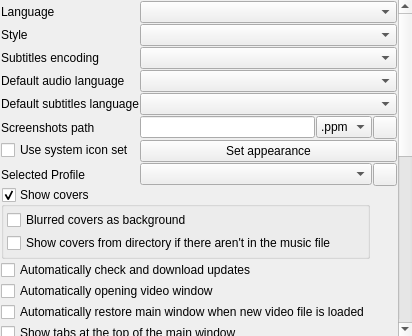
This is src/gui/Ui/SettingsGeneral.ui in zaps166/QMPlay2 as Qt 5 draws it before an edit. The edited form follows.
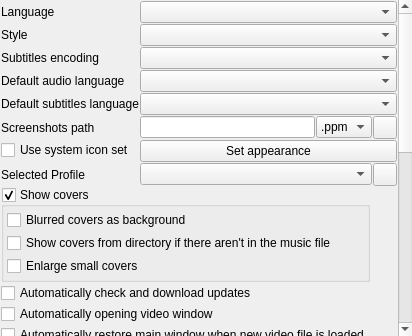
This is the edited form.

Commit message:
Add option to enlarge small covers
Closes #183

The edit to the form file:
```diff
--- a/src/gui/Ui/SettingsGeneral.ui
+++ b/src/gui/Ui/SettingsGeneral.ui
@@ -51,13 +51,6 @@
           <property name="spacing">
            <number>3</number>
           </property>
-          <item row="0" column="0">
-           <widget class="QCheckBox" name="blurCoversB">
-            <property name="text">
-             <string>Blurred covers as background</string>
-            </property>
-           </widget>
-          </item>
           <item row="1" column="0" colspan="2">
            <widget class="QCheckBox" name="showDirCoversB">
             <property name="text">
@@ -65,6 +58,20 @@
             </property>
            </widget>
           </item>
+          <item row="2" column="0" colspan="2">
+           <widget class="QCheckBox" name="enlargeSmallCoversB">
+            <property name="text">
+             <string>Enlarge small covers</string>
+            </property>
+           </widget>
+          </item>
+          <item row="0" column="0" colspan="2">
+           <widget class="QCheckBox" name="blurCoversB">
+            <property name="text">
+             <string>Blurred covers as background</string>
+            </property>
+           </widget>
+          </item>
          </layout>
         </widget>
        </item>
```
Left out of the diff: 1 changed line with no effect on the pictures. The commit also changes 3 other files.
